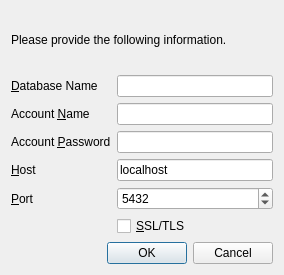
Qt form UI/postgresqlconnect.ui (xloem/spot-on-svn) before a commit.
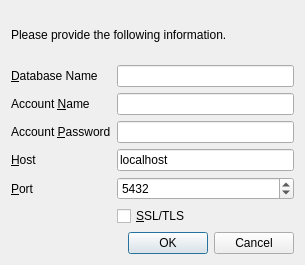
The same form after that commit. Icons and pictures are not drawn.

Commit message: Reset PQ connect widget if SQLite is enabled.

Patch:
```diff
--- a/UI/postgresqlconnect.ui
+++ b/UI/postgresqlconnect.ui
@@ -6,8 +6,8 @@
    <rect>
     <x>0</x>
     <y>0</y>
-    <width>284</width>
-    <height>275</height>
+    <width>305</width>
+    <height>265</height>
    </rect>
   </property>
   <property name="windowIcon">
```
The commit also changes 2 other files.
